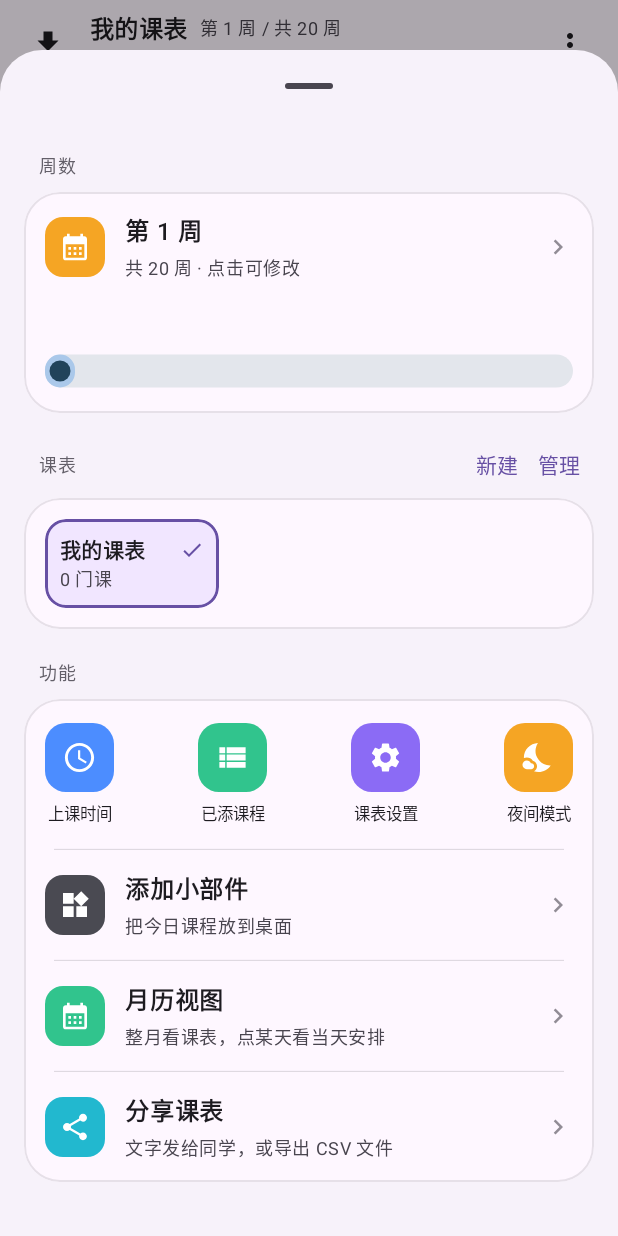
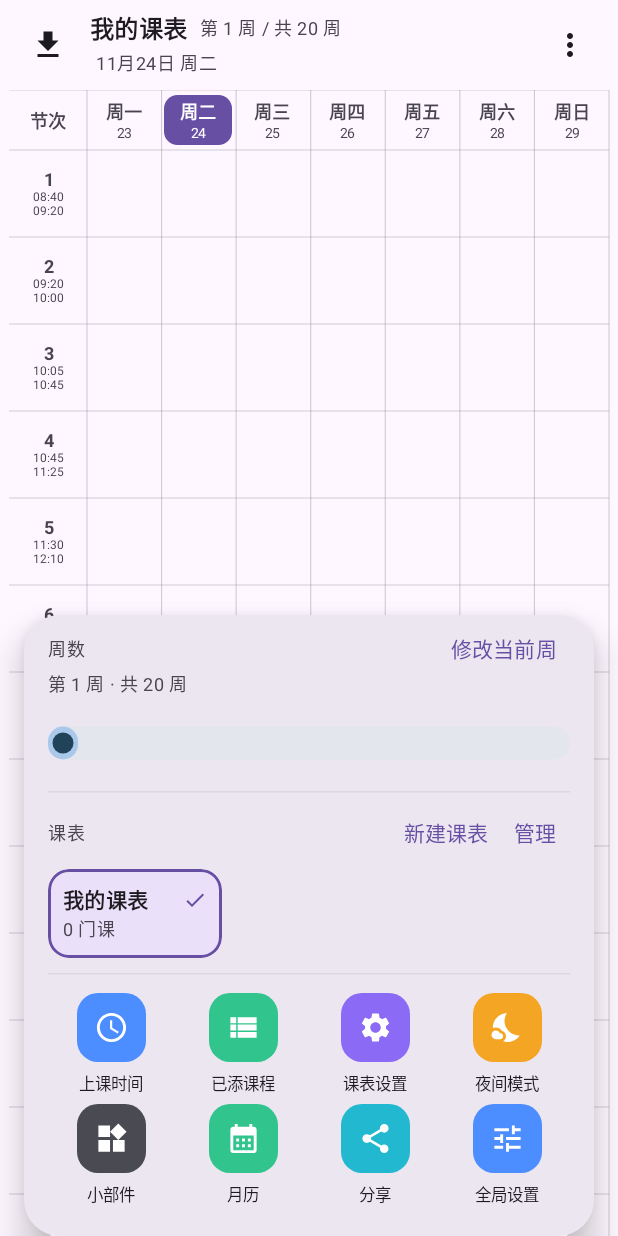
Before and after one commit to zy2755/AnonSchedule, an Android app built with Jetpack Compose: the composable ScheduleScreen shown on its own in the app's theme, after a tap on "更多", on a phone screen of 412 x 824 dp. Run offline under Robolectric (Android 15) with nearby library versions, the phone set to English and light mode, and no system bars; libraries missing offline, so code that uses them is left out: dev.chrisbanes.haze; 4 statements that could not run were skipped.

Commit message:
feat: 课表「更多」改为底部悬浮面板，修复打开位置与关闭残影

```diff
--- a/app/build.gradle.kts
+++ b/app/build.gradle.kts
@@ -23,8 +23,8 @@ android {
         applicationId = "com.anon.schedule"
         minSdk = 26
         targetSdk = 36
-        versionCode = 24
-        versionName = "1.3.0"
+        versionCode = 25
+        versionName = "1.3.1"
     }
 
     signingConfigs {
--- a/app/src/main/java/com/anon/schedule/ui/mine/UpdateLogScreen.kt
+++ b/app/src/main/java/com/anon/schedule/ui/mine/UpdateLogScreen.kt
@@ -34,6 +34,20 @@ private data class UpdateEntry(val version: String, val days: List<UpdateDay>)
 
 /** 更新内容（新的在最上面；改动按版本归类，同一版本内再按日期分段） */
 private val updateEntries = listOf(
+    UpdateEntry(
+        version = "1.3.1",
+        days = listOf(
+            UpdateDay(
+                date = "2026-11-23",
+                items = listOf(
+                    "课表页右上角「更多」改成悬浮面板：从屏幕底部升起，周数、课表与功能一屏可见，点外面或返回键收起",
+                    "功能改成两行图标：上课时间 / 已添课程 / 课表设置 / 夜间模式 / 小部件 / 月历 / 分享 / 全局设置",
+                    "修复：原来底部面板每次打开时上边界位置不一致（贴着状态栏或钻到状态栏下面）的问题，随面板形式一起消失",
+                    "版本：升级到 1.3.1"
+                )
+            )
+        )
+    ),
     UpdateEntry(
         version = "1.3.0",
         days = listOf(
--- a/app/src/main/java/com/anon/schedule/ui/schedule/ScheduleScreen.kt
+++ b/app/src/main/java/com/anon/schedule/ui/schedule/ScheduleScreen.kt
@@ -7,6 +7,7 @@ import android.content.Intent
 import android.graphics.Bitmap
 import android.widget.Toast
 import androidx.compose.animation.AnimatedVisibility
+import androidx.compose.animation.core.MutableTransitionState
 import androidx.compose.animation.core.tween
 import androidx.compose.animation.fadeIn
 import androidx.compose.animation.fadeOut
@@ -22,7 +23,6 @@ import androidx.compose.foundation.interaction.MutableInteractionSource
 import androidx.compose.foundation.layout.Arrangement
 import androidx.compose.foundation.layout.Box
 import androidx.compose.foundation.layout.BoxScope
-import androidx.compose.foundation.layout.BoxWithConstraints
 import androidx.compose.foundation.layout.Column
 import androidx.compose.foundation.layout.Row
 import androidx.compose.foundation.layout.Spacer
@@ -57,11 +57,11 @@ import androidx.compose.material.icons.filled.Settings
 import androidx.compose.material.icons.filled.ViewList
 import androidx.compose.material.icons.filled.WbSunny
 import androidx.compose.material.icons.filled.Share
+import androidx.compose.material.icons.filled.Tune
 import androidx.compose.material.icons.filled.Widgets
 import androidx.compose.material3.AlertDialog
 import androidx.compose.material3.DropdownMenu
 import androidx.compose.material3.DropdownMenuItem
-import androidx.compose.material3.ExperimentalMaterial3Api
 import androidx.compose.material3.FilterChip
 import androidx.compose.material3.Checkbox
 import androidx.compose.material3.HorizontalDivider
@@ -69,14 +69,13 @@ import androidx.compose.material3.Icon
 import androidx.compose.material3.LocalTextStyle
 import androidx.compose.material3.IconButton
 import androidx.compose.material3.MaterialTheme
-import androidx.compose.material3.ModalBottomSheet
 import androidx.compose.material3.OutlinedTextField
-import androidx.compose.material3.rememberModalBottomSheetState
 import androidx.compose.material3.Surface
 import androidx.compose.material3.Text
 import androidx.compose.material3.TextButton
 import androidx.compose.runtime.Composable
 import androidx.compose.runtime.LaunchedEffect
+import androidx.compose.runtime.SideEffect
 import androidx.compose.runtime.collectAsState
 import androidx.compose.runtime.derivedStateOf
 import androidx.compose.runtime.getValue
@@ -104,6 +103,7 @@ import androidx.compose.ui.graphics.vector.ImageVector
 import androidx.compose.ui.input.pointer.pointerInput
 import androidx.compose.ui.layout.onSizeChanged
 import androidx.compose.ui.platform.LocalContext
+import androidx.compose.ui.platform.LocalConfiguration
 import androidx.compose.ui.platform.LocalDensity
 import androidx.compose.ui.platform.LocalView
 import androidx.compose.ui.text.font.FontWeight
@@ -115,6 +115,7 @@ import androidx.compose.ui.unit.dp
 import androidx.compose.ui.unit.sp
 import androidx.compose.ui.window.Dialog
 import androidx.compose.ui.window.DialogProperties
+import androidx.compose.ui.window.DialogWindowProvider
 import androidx.core.content.FileProvider
 import com.anon.schedule.SubPage
 import com.anon.schedule.data.AppState
@@ -130,16 +131,12 @@ import com.anon.schedule.data.TableBean
 import com.anon.schedule.data.TimeSlot
 import com.anon.schedule.data.tableSettings
 import com.anon.schedule.ui.common.GradientSlider
-import com.anon.schedule.ui.common.GroupCard
-import com.anon.schedule.ui.common.GroupLabel
-import com.anon.schedule.ui.common.GroupRow
 import com.anon.schedule.ui.common.TileBlue
 import com.anon.schedule.ui.common.TileCyan
 import com.anon.schedule.ui.common.TileGreen
 import com.anon.schedule.ui.common.TileOrange
 import com.anon.schedule.ui.common.TilePink
 import com.anon.schedule.ui.common.TilePurple
-import com.anon.schedule.ui.common.ThinDivider
 import com.anon.schedule.ui.common.courseColor
 import com.anon.schedule.ui.theme.LocalGlass
 import com.anon.schedule.widget.TodayLargeWidget
@@ -298,8 +295,17 @@ fun ScheduleScreen(
                 )
             }
 
+            Box {
                 IconButton(onClick = { showMore = true }) {
                     Icon(Icons.Default.MoreVert, contentDescription = "更多")
+                }
+                // 锚在三点按钮下方，点外面 / 返回键收起
+                MoreMenu(
+                    expanded = showMore,
+                    onDismiss = { showMore = false },
+                    onOpenSub = { showMore = false; onOpenSub(it) },
+                    onAddWidget = { showMore = false; addingWidget = true }
+                )
             }
         }
 
@@ -406,14 +412,6 @@ fun ScheduleScreen(
         )
     }
 
-    if (showMore) {
-        MoreSheet(
-            onDismiss = { showMore = false },
-            onOpenSub = { showMore = false; onOpenSub(it) },
-            onAddWidget = { showMore = false; addingWidget = true }
-        )
-    }
-
     if (addingWidget) {
         AlertDialog(
             onDismissRequest = { addingWidget = false },
@@ -1502,10 +1500,10 @@ private fun DetailRow(icon: ImageVector, title: String, value: String) {
     }
 }
 
-/** 右上角「更多」面板：周数 / 课表 / 功能宫格 */
-@OptIn(ExperimentalMaterial3Api::class)
+/** 右上角「更多」：悬浮卡片，从屏幕底部升起（周数 / 课表 / 功能图标） */
 @Composable
-fun MoreSheet(
+fun MoreMenu(
+    expanded: Boolean,
     onDismiss: () -> Unit,
     onOpenSub: (SubPage) -> Unit,
     onAddWidget: () -> Unit
@@ -1524,136 +1522,170 @@ fun MoreSheet(
     // 长图样式：竖向 / 横向 / 深色 / 极简
     var imageStyle by remember { mutableStateOf(TimetableImage.Style.VERTICAL) }
     val dark = st.settings.themeMode == 2
-
-    ModalBottomSheet(
-        onDismissRequest = onDismiss,
-        sheetState = rememberModalBottomSheetState(skipPartiallyExpanded = true),
-        // 内容自己可滚动时，面板再抢竖直手势会和内容卷动互相拉扯（上滑一下又被弹回）。
-        // 关掉面板自身的拖拽，竖直手势全部交给内容；关闭走点外部 / 返回键。
-        sheetGesturesEnabled = false
+    val muted = MaterialTheme.colorScheme.onSurfaceVariant
+
+    // 面板宽度：和悬浮卡片一致，两侧各留 16dp
+    val screenWidth = LocalConfiguration.current.screenWidthDp.dp
+    val menuWidth = (screenWidth - 32.dp).coerceAtLeast(280.dp)
+    val screenHeight = LocalConfiguration.current.screenHeightDp.dp
+
+    if (expanded) {
+        // 悬浮卡片：从屏幕底部升起。用 Dialog 才能覆盖到系统导航栏，
+        // 避免卡片和底栏之间露出一条不同颜色的背景缝。
+        val visibleState = remember { MutableTransitionState(false).apply { targetState = true } }
+        val requestClose: () -> Unit = { visibleState.targetState = false }
+        LaunchedEffect(visibleState.currentState, visibleState.targetState) {
+            if (!visibleState.currentState && !visibleState.targetState) onDismiss()
+        }
+        Dialog(
+            onDismissRequest = requestClose,
+            properties = DialogProperties(
+                usePlatformDefaultWidth = false,
+                decorFitsSystemWindows = false
+            )
+        ) {
+            // 去掉 Dialog 默认的整屏压暗：关闭时只滑走卡片，不会留下深色残影
+            val dialogWindowProvider = LocalView.current.parent as? DialogWindowProvider
+            SideEffect { dialogWindowProvider?.window?.setDimAmount(0f) }
+            Box(Modifier.fillMaxSize()) {
+                // 透明点击层：点卡片外面收起
+                Box(
+                    Modifier
+                        .fillMaxSize()
+                        .clickable(
+                            interactionSource = remember { MutableInteractionSource() },
+                            indication = null
+                        ) { requestClose() }
+                )
+                AnimatedVisibility(
+                    visibleState = visibleState,
+                    enter = slideInVertically(
+                        animationSpec = tween(220),
+                        initialOffsetY = { it }
+                    ) + fadeIn(animationSpec = tween(140)),
+                    exit = slideOutVertically(
+                        animationSpec = tween(180),
+                        targetOffsetY = { it }
+                    ) + fadeOut(animationSpec = tween(120)),
+                    modifier = Modifier.align(Alignment.BottomCenter)
+                ) {
+                    Surface(
+                        shape = RoundedCornerShape(24.dp),
+                        color = MaterialTheme.colorScheme.surfaceContainerHigh,
+                        tonalElevation = 0.dp,
+                        shadowElevation = 14.dp,
+                        modifier = Modifier
+                            .width(menuWidth)
+                            .heightIn(max = screenHeight * 0.9f)
                     ) {
                         Column(
                             Modifier
                                 .fillMaxWidth()
                                 .verticalScroll(rememberScrollState())
-                .padding(bottom = 36.dp)
+                                .navigationBarsPadding()
+                                .padding(start = 16.dp, end = 16.dp, top = 4.dp, bottom = 12.dp)
                         ) {
                             // ---------- 周数 ----------
-            GroupLabel("周数")
-            GroupCard {
-                GroupRow(
-                    icon = Icons.Default.CalendarMonth,
-                    tileColor = TileOrange,
-                    title = "第 ${s.currentWeek} 周",
-                    subtitle = "共 ${s.maxWeek} 周 · 点击可修改",
-                    onClick = {
+            Row(
+                verticalAlignment = Alignment.CenterVertically,
+                modifier = Modifier
+                    .fillMaxWidth()
+                    .padding(top = 4.dp)
+            ) {
+                Text("周数", style = MaterialTheme.typography.labelMedium, color = muted)
+                Spacer(Modifier.weight(1f))
+                Text(
+                    "修改当前周",
+                    style = MaterialTheme.typography.labelLarge,
+                    color = MaterialTheme.colorScheme.primary,
+                    modifier = Modifier
+                        .clip(RoundedCornerShape(8.dp))
+                        .clickable {
                             weekText = s.currentWeek.toString()
+                            onDismiss()
                             editingWeek = true
                         }
-                )
+                        .padding(horizontal = 8.dp, vertical = 4.dp)
+                )
+            }
+            // 拖动时标题实时跟随滑块。DropdownMenu 内部按固有宽度测量内容，
+            // 不能放 BoxWithConstraints 这类 SubcomposeLayout，所以不再做浮出的周数气泡。
             var sliderPos by remember(s.currentWeek, s.maxWeek) {
                 mutableFloatStateOf(s.currentWeek.toFloat())
             }
-                var dragging by remember { mutableStateOf(false) }
-                BoxWithConstraints(
-                    Modifier
-                        .fillMaxWidth()
-                        .padding(start = 14.dp, end = 14.dp, bottom = 8.dp)
-                ) {
-                    // 拖动时滑块上方实时弹出当前选中周数的文字标签
-                    if (dragging) {
-                        val maxW = s.maxWeek.coerceAtLeast(1)
-                        val frac = if (maxW <= 1) 0.5f
-                        else ((sliderPos - 1f) / (maxW - 1f)).coerceIn(0f, 1f)
-                        val labelW = 60.dp
-                        val x = (maxWidth * frac - labelW / 2)
-                            .coerceIn(0.dp, (maxWidth - labelW).coerceAtLeast(0.dp))
-                        Surface(
-                            color = MaterialTheme.colorScheme.primary,
-                            contentColor = MaterialTheme.colorScheme.onPrimary,
-                            shape = RoundedCornerShape(10.dp),
-                            modifier = Modifier
-                                .align(Alignment.TopStart)
-                                .width(labelW)
-                                .offset(x = x)
-                        ) {
-                            Text(
-                                "第${sliderPos.roundToInt()}周",
-                                style = MaterialTheme.typography.labelMedium,
-                                textAlign = TextAlign.Center,
-                                maxLines = 1,
-                                modifier = Modifier
-                                    .fillMaxWidth()
-                                    .padding(vertical = 3.dp)
-                            )
-                        }
-                    }
+            Text(
+                "第 ${sliderPos.roundToInt()} 周 · 共 ${s.maxWeek} 周",
+                style = MaterialTheme.typography.bodySmall,
+                color = muted
+            )
             // 离散档位滑块：1..maxWeek 逐周吸附
             GradientSlider(
                 value = sliderPos,
-                        onValueChange = {
-                            dragging = true
-                            sliderPos = it
-                        },
+                onValueChange = { sliderPos = it },
                 valueRange = 1f..s.maxWeek.toFloat().coerceAtLeast(1f),
                 steps = (s.maxWeek - 2).coerceAtLeast(0),
                 onValueChangeFinished = {
-                            dragging = false
                     Repo.updateSettings {
                         it.copy(currentWeek = sliderPos.roundToInt().coerceIn(1, it.maxWeek))
                     }
                 },
                 modifier = Modifier
                     .fillMaxWidth()
-                            .padding(top = 26.dp)
-                    )
-                }
+                    .padding(top = 10.dp, bottom = 6.dp)
+            )
             if (s.startDate == null) {
                 Text(
                     "未设置开学日期，周数按推算起点计；可在设置里设置开学日期",
                     style = MaterialTheme.typography.bodySmall,
-                        color = MaterialTheme.colorScheme.onSurfaceVariant,
-                        modifier = Modifier.padding(start = 14.dp, end = 14.dp, bottom = 12.dp)
-                    )
-                }
-            }
-
+                    color = muted,
+                    modifier = Modifier.padding(bottom = 8.dp)
+                )
+            }
+
+            HorizontalDivider(
+                color = MaterialTheme.colorScheme.onSurface.copy(alpha = 0.08f),
+                modifier = Modifier.padding(top = 6.dp)
+            )
             // ---------- 课表 ----------
             Row(
                 verticalAlignment = Alignment.CenterVertically,
                 modifier = Modifier
                     .fillMaxWidth()
-                    .padding(start = 26.dp, end = 18.dp, top = 20.dp, bottom = 8.dp)
+                    .padding(top = 12.dp)
             ) {
                 Text(
                     "课表",
                     style = MaterialTheme.typography.labelMedium,
-                    color = MaterialTheme.colorScheme.onSurfaceVariant.copy(alpha = 0.85f),
+                    color = muted,
                     modifier = Modifier.weight(1f)
                 )
                 Text(
-                    "新建",
+                    "新建课表",
                     style = MaterialTheme.typography.labelLarge,
                     color = MaterialTheme.colorScheme.primary,
                     modifier = Modifier
-                        .clickable { addingTable = true }
-                        .padding(vertical = 4.dp, horizontal = 6.dp)
+                        .clip(RoundedCornerShape(8.dp))
+                        .clickable {
+                            onDismiss()
+                            addingTable = true
+                        }
+                        .padding(horizontal = 8.dp, vertical = 4.dp)
                 )
                 Text(
                     "管理",
                     style = MaterialTheme.typography.labelLarge,
                     color = MaterialTheme.colorScheme.primary,
                     modifier = Modifier
+                        .clip(RoundedCornerShape(8.dp))
                         .clickable { onOpenSub(SubPage.TableManage) }
-                        .padding(vertical = 4.dp, horizontal = 6.dp)
-                )
-            }
-            GroupCard {
+                        .padding(horizontal = 8.dp, vertical = 4.dp)
+                )
+            }
             Row(
                 Modifier
                     .fillMaxWidth()
                     .horizontalScroll(rememberScrollState())
-                        .padding(14.dp),
+                    .padding(vertical = 10.dp),
                 horizontalArrangement = Arrangement.spacedBy(10.dp)
             ) {
                 st.tables.forEach { table ->
@@ -1665,58 +1697,60 @@ fun MoreSheet(
                     )
                 }
             }
-            }
-
+
+            HorizontalDivider(
+                color = MaterialTheme.colorScheme.onSurface.copy(alpha = 0.08f),
+                modifier = Modifier.padding(bottom = 2.dp)
+            )
             // ---------- 功能 ----------
-            GroupLabel("功能")
-            GroupCard {
             Row(
                 Modifier
                     .fillMaxWidth()
-                        .padding(horizontal = 8.dp, vertical = 14.dp),
-                    horizontalArrangement = Arrangement.SpaceBetween
-                ) {
-                    FunctionIcon("上课时间", Icons.Default.AccessTime, TileBlue) {
+                    .padding(top = 8.dp),
+                horizontalArrangement = Arrangement.spacedBy(4.dp)
+            ) {
+                FunctionIcon("上课时间", Icons.Default.AccessTime, TileBlue, Modifier.weight(1f)) {
                     onOpenSub(SubPage.TimeTable)
                 }
-                    FunctionIcon("已添课程", Icons.Default.ViewList, TileGreen) {
+                FunctionIcon("已添课程", Icons.Default.ViewList, TileGreen, Modifier.weight(1f)) {
                     onOpenSub(SubPage.CourseList)
                 }
-                    FunctionIcon("课表设置", Icons.Default.Settings, TilePurple) {
+                FunctionIcon("课表设置", Icons.Default.Settings, TilePurple, Modifier.weight(1f)) {
                     onOpenSub(SubPage.TableSettings(st.currentTableId))
                 }
                 FunctionIcon(
                     label = if (dark) "浅色模式" else "夜间模式",
                     icon = if (dark) Icons.Default.WbSunny else Icons.Default.NightsStay,
-                        tileColor = TileOrange
+                    tileColor = TileOrange,
+                    modifier = Modifier.weight(1f)
                 ) {
                     Repo.update { s -> s.copy(settings = s.settings.copy(themeMode = if (s.settings.themeMode == 2) 1 else 2)) }
                 }
             }
-                ThinDivider()
-                GroupRow(
-                    icon = Icons.Default.Widgets,
-                    tileColor = TilePink,
-                    title = "添加小部件",
-                    subtitle = "把今日课程放到桌面",
-                    onClick = onAddWidget
-                )
-                ThinDivider()
-                GroupRow(
-                    icon = Icons.Default.CalendarMonth,
-                    tileColor = TileGreen,
-                    title = "月历视图",
-                    subtitle = "整月看课表，点某天看当天安排",
-                    onClick = { onOpenSub(SubPage.MonthCalendar) }
-                )
-                ThinDivider()
-                GroupRow(
-                    icon = Icons.Default.Share,
-                    tileColor = TileCyan,
-                    title = "分享课表",
-                    subtitle = "文字发给同学，或导出 CSV 文件",
-                    onClick = { showShareOptions = true }
-                )
+            Row(
+                Modifier
+                    .fillMaxWidth()
+                    .padding(top = 2.dp, bottom = 6.dp),
+                horizontalArrangement = Arrangement.spacedBy(4.dp)
+            ) {
+                FunctionIcon("小部件", Icons.Default.Widgets, TilePink, Modifier.weight(1f)) {
+                    onDismiss()
+                    onAddWidget()
+                }
+                FunctionIcon("月历", Icons.Default.CalendarMonth, TileGreen, Modifier.weight(1f)) {
+                    onOpenSub(SubPage.MonthCalendar)
+                }
+                FunctionIcon("分享", Icons.Default.Share, TileCyan, Modifier.weight(1f)) {
+                    onDismiss()
+                    showShareOptions = true
+                }
+                FunctionIcon("全局设置", Icons.Default.Tune, TileBlue, Modifier.weight(1f)) {
+                    onOpenSub(SubPage.Settings)
+                }
+            }
+                    }
+                }
+            }
         }
     }
     }
@@ -2186,12 +2220,18 @@ private fun WidgetPinRow(title: String, provider: Class<*>, onDone: () -> Unit)
 
 /** 彩色圆角方块功能图标 */
 @Composable
-private fun FunctionIcon(label: String, icon: ImageVector, tileColor: Color, onClick: () -> Unit) {
+private fun FunctionIcon(
+    label: String,
+    icon: ImageVector,
+    tileColor: Color,
+    modifier: Modifier = Modifier,
+    onClick: () -> Unit
+) {
     Column(
         horizontalAlignment = Alignment.CenterHorizontally,
-        modifier = Modifier
+        modifier = modifier
             .clickable(onClick = onClick)
-            .padding(horizontal = 6.dp, vertical = 2.dp)
+            .padding(horizontal = 4.dp, vertical = 2.dp)
     ) {
         Box(
             Modifier
```
Lines whose indentation alone changed are shown as unchanged.
